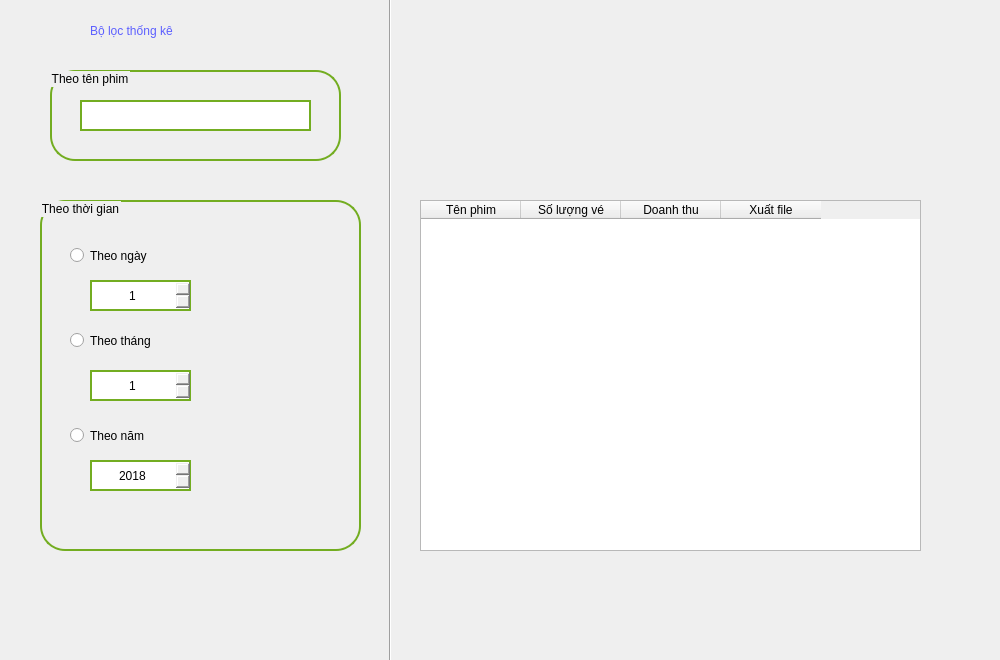
Qt form src/view/admin/thongke/TKphim.ui (dangchien2003/QL_BanVePhim) before a commit.
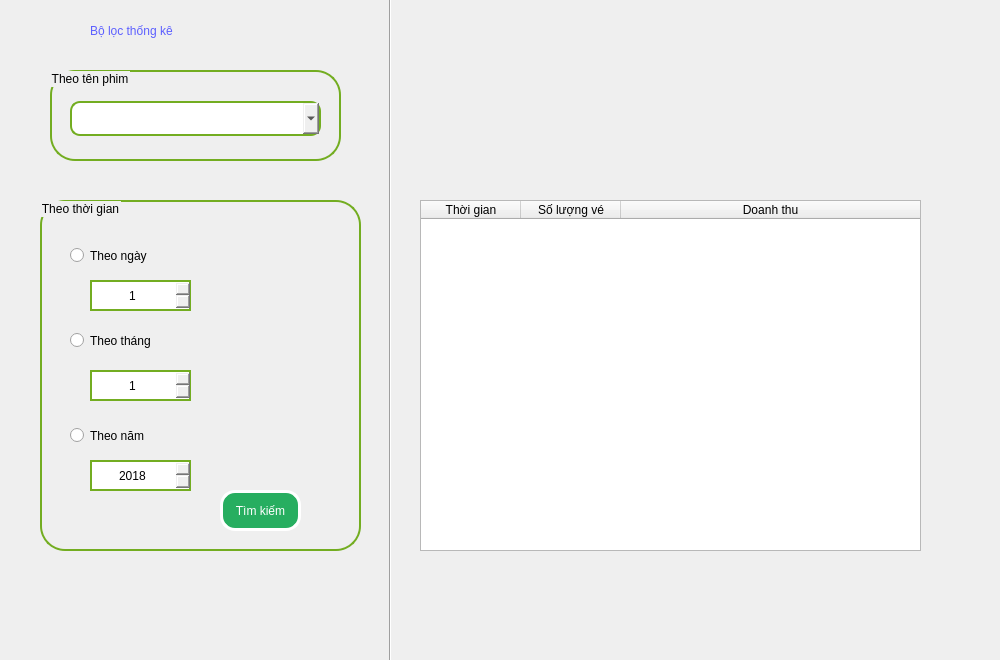
The same form after that commit. Icons and pictures are not drawn.

Commit message: tk phim

Diff of the .ui file:
```diff
--- a/src/view/admin/thongke/TKphim.ui
+++ b/src/view/admin/thongke/TKphim.ui
@@ -56,9 +56,12 @@
     <property name="styleSheet">
      <string notr="true"/>
     </property>
+    <attribute name="horizontalHeaderStretchLastSection">
+     <bool>true</bool>
+    </attribute>
     <column>
      <property name="text">
-      <string>Tên phim</string>
+      <string>Thời gian</string>
      </property>
     </column>
     <column>
@@ -71,11 +74,6 @@
       <string>Doanh thu</string>
      </property>
     </column>
-    <column>
-     <property name="text">
-      <string>Xuất file</string>
-     </property>
-    </column>
    </widget>
    <widget class="QWidget" name="widget" native="true">
     <property name="geometry">
@@ -149,7 +147,7 @@
       <rect>
        <x>30</x>
        <y>120</y>
-       <width>121</width>
+       <width>131</width>
        <height>41</height>
       </rect>
      </property>
@@ -166,7 +164,7 @@
       <rect>
        <x>30</x>
        <y>220</y>
-       <width>101</width>
+       <width>121</width>
        <height>31</height>
       </rect>
      </property>
@@ -280,6 +278,26 @@
       <number>2024</number>
      </property>
     </widget>
+    <widget class="QPushButton" name="button_timkiem">
+     <property name="geometry">
+      <rect>
+       <x>180</x>
+       <y>290</y>
+       <width>81</width>
+       <height>41</height>
+      </rect>
+     </property>
+     <property name="styleSheet">
+      <string notr="true">font: 10pt &quot;MS Shell Dlg 2&quot;;
+border: 3px solid white ; /* Đường viền đen dày 2px */
+border-radius: 15px;
+background-color:#27ae60;
+ color: #ffffff;</string>
+     </property>
+     <property name="text">
+      <string>Tìm kiếm</string>
+     </property>
+    </widget>
    </widget>
    <widget class="QGroupBox" name="groupBox_2">
     <property name="geometry">
@@ -298,15 +316,18 @@
     <property name="title">
      <string>Theo tên phim</string>
     </property>
-    <widget class="QTextEdit" name="txt_tenphim">
+    <widget class="QComboBox" name="nameMovie">
      <property name="geometry">
       <rect>
-       <x>30</x>
-       <y>30</y>
-       <width>231</width>
-       <height>31</height>
+       <x>20</x>
+       <y>31</y>
+       <width>251</width>
+       <height>35</height>
       </rect>
      </property>
+     <property name="styleSheet">
+      <string notr="true">border-radius: 10px</string>
+     </property>
     </widget>
    </widget>
   </widget>
```
The commit also changes 6 other files.
